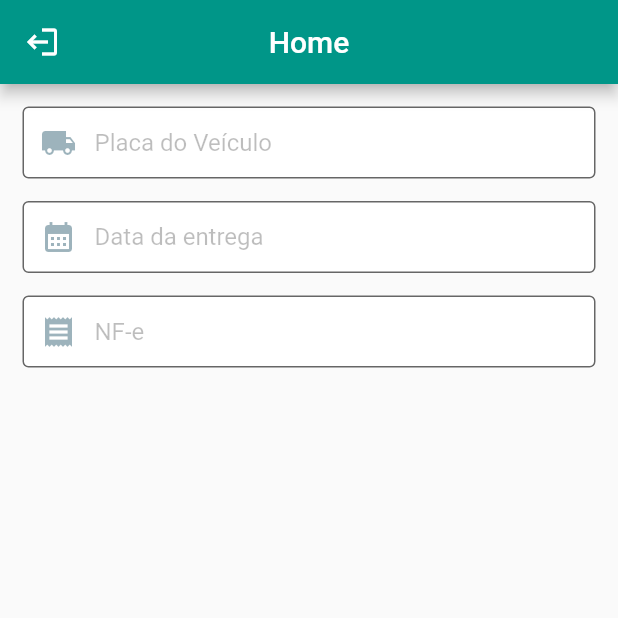
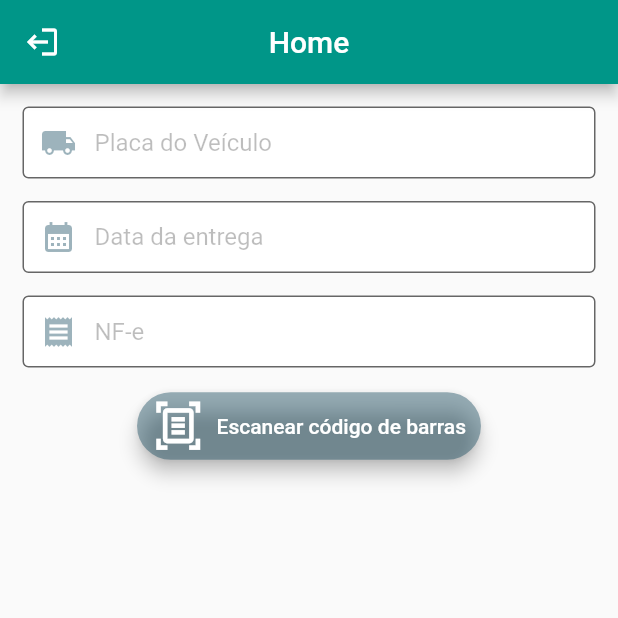
Before and after one commit to guilhermecandido/canhoto_digital, a Flutter app: the HomePage screen opened by its route, on a phone screen of 412 x 824 dp, the top half of it. Run offline on Flutter 3.47's test engine with Material 2 defaults, Android fonts, the phone set to English and light mode, and no system bars; our stand-ins replace mask_text_input_formatter, shared_preferences; missing offline and left inert: flutter_barcode_scanner; accounts and stored records are empty.

Commit message:
Barcode Scanner Button

```diff
--- a/lib/pages/home_page.dart
+++ b/lib/pages/home_page.dart
@@ -1,10 +1,9 @@
 import 'package:canhoto_digital_faxon_v2/widgets/date_picker.dart';
 import 'package:flutter/material.dart';
-import 'package:intl/intl.dart';
+import 'package:flutter_barcode_scanner/flutter_barcode_scanner.dart';
 import 'package:shared_preferences/shared_preferences.dart';
 import 'dart:ui' as ui;
 import '../widgets/custom_text_form.dart';
-
 
 class HomePage extends StatefulWidget {
   const HomePage({super.key});
@@ -14,11 +13,23 @@ class HomePage extends StatefulWidget {
 }
 
 class _HomePageState extends State<HomePage> {
+  String ticket = '';
+  final TextEditingController _controller = TextEditingController();
+
   _logout() async {
     final prefs = await SharedPreferences.getInstance();
     await prefs.remove('cpf');
     Navigator.of(context).pushNamedAndRemoveUntil('/login', (_) => true);
   }
+
+  barcodescan() async {
+    String nfeCode = await FlutterBarcodeScanner.scanBarcode("#FFFFFF", "Cancelar", false, ScanMode.BARCODE);
+
+    setState(() => ticket = nfeCode != '-1' ? nfeCode : 'Inválido');
+    _controller.text = nfeCode;
+  }
+
+
   @override
   Widget build(BuildContext context) {
     return Scaffold(
@@ -39,8 +50,7 @@ class _HomePageState extends State<HomePage> {
       ),
       body: Padding(
         padding: const EdgeInsets.all(15),
-        child: Column(
-          children: [
+        child: Column(children: [
           CustomTextForm(
             keyboardType: TextInputType.text,
             hintText: 'Placa do Veículo',
@@ -59,20 +69,32 @@ class _HomePageState extends State<HomePage> {
           ),
             const SizedBox(height: 15),
             CustomTextForm(
+              controller: _controller,
               keyboardType: TextInputType.number,
               hintText: 'NF-e',
               prefixicon: const Icon(
                 Icons.receipt,
                 color: Color(0x660b4257),
               ),
-              // suffixIcon: IconButton(
-              //     icon: Icon(Icons.document_scanner_outlined, size: 35),
-              //     onPressed: (),
-              // ),
+
             ),
-            // ElevatedButton(onPressed: onPressed, child:),
             const SizedBox(height: 15),
-          ]
+            ElevatedButton.icon(
+              onPressed: () => barcodescan(),
+              icon: Icon(Icons.document_scanner_outlined, size: 35),
+              label: Text('Escanear código de barras'),
+              style: ElevatedButton.styleFrom(
+                padding:
+                    const EdgeInsets.symmetric(horizontal: 10, vertical: 5),
+                backgroundColor: const Color(0x660b4257),
+                elevation: 5,
+                shape: RoundedRectangleBorder(
+                  borderRadius: BorderRadius.circular(25),
+                ),
+              ),
+            ),
+            const SizedBox(height: 15),
+          ],
         ),
       ),
     );
--- a/lib/widgets/custom_text_form.dart
+++ b/lib/widgets/custom_text_form.dart
@@ -9,6 +9,7 @@ class CustomTextForm extends StatelessWidget {
   final String hintText;
   final Widget prefixicon;
   final Widget? suffixIcon;
+  final controller;
 
   const CustomTextForm(
       {super.key,
@@ -18,11 +19,12 @@ class CustomTextForm extends StatelessWidget {
       this.suffixIcon,
       required this.keyboardType,
       required this.hintText,
-      required this.prefixicon});
+      required this.prefixicon, this.controller});
 
   @override
   Widget build(BuildContext context) {
     return TextFormField(
+      controller: controller,
       decoration: InputDecoration(
         filled: true,
         fillColor: Colors.white,
--- a/pubspec.yaml
+++ b/pubspec.yaml
@@ -39,6 +39,7 @@ dependencies:
   # Use with the CupertinoIcons class for iOS style icons.
   cupertino_icons: ^1.0.2
   shared_preferences: ^2.0.16
+  flutter_barcode_scanner: ^2.0.0
 
 
 dev_dependencies:
```
Also changed, not shown: pubspec.lock. Lines whose indentation alone changed are shown as unchanged.
